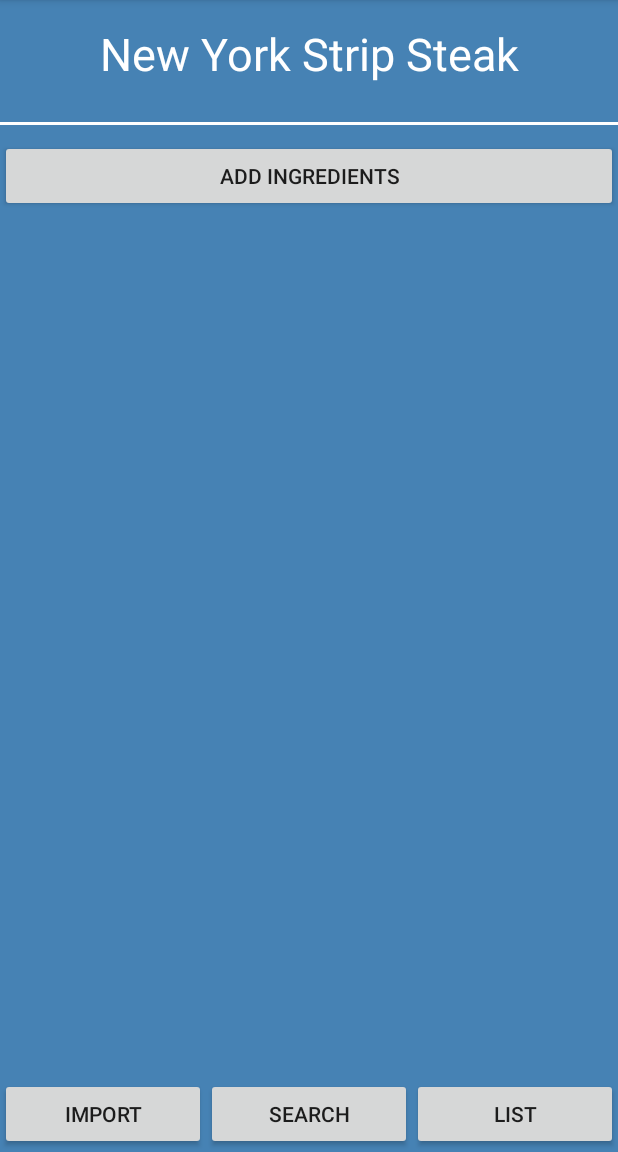
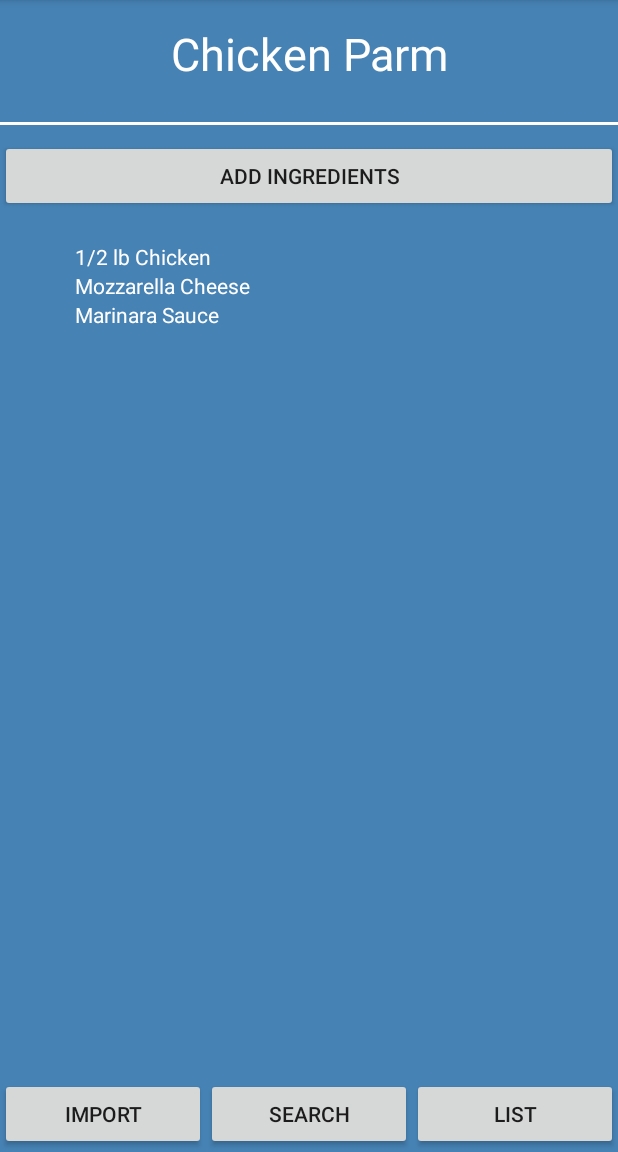
Before and after one commit to jthawkins96/QuickList, an Android app: the screen it shows after launch (Home), on a phone screen of 412 x 824 dp, the part 84-1236 px from its top. Run offline under Robolectric (Android 15) with nearby library versions, the phone set to English and light mode, and no system bars.

Commit message:
Add files via upload

```diff
--- a/app/src/main/java/com/example/johhawki/quicklist/DBHandler.java
+++ b/app/src/main/java/com/example/johhawki/quicklist/DBHandler.java
@@ -43,84 +43,25 @@ public class DBHandler extends SQLiteOpenHelper{
                 name2+" TEXT NOT NULL)";
         String CREATE_LIST_TABLE = "Create table "+Tname3+"("+IID+" INTEGER NOT NULL, "+
                 name2+" TEXT NOT NULL)";
+        String INSERT_RECIPE = "INSERT INTO "+Tname+" (username, ID, name, url) "+"VALUES('USER', 1,'Chicken Parm','www.chickenparm.com')";
+        String INSERT_ING1 = "INSERT INTO "+Tname2+" (RID, name) "+"VALUES(1,'1/2 lb Chicken')";
+        String INSERT_ING2 = "INSERT INTO "+Tname2+" (RID, name) "+"VALUES(1,'Mozzarella Cheese')";
+        String INSERT_ING3 = "INSERT INTO "+Tname2+" (RID, name) "+"VALUES(1,'Marinara Sauce')";
 
         db.execSQL(CREATE_INGREDIENTS_TABLE);
         db.execSQL(CREATE_RECIPES_TABLE);
         db.execSQL(CREATE_LIST_TABLE);
-
-        ContentValues vals = new ContentValues();
-        vals.put(User, "Jack");
-        vals.put(RID,1);
-        vals.put(name,"Chicken Noodle Soup");
-        vals.put(url,"www.chickensoup.com");
-
-        ContentValues vals2 = new ContentValues();
-        vals.put(User, "Jack");
-        vals.put(RID,2);
-        vals.put(name,"Chicken Parmesan");
-        vals.put(url,"www.chickenparm.com");
-
-        ContentValues vals3 = new ContentValues();
-        vals.put(User, "Jack");
-        vals.put(RID,3);
-        vals.put(name,"New York Strip Steak");
-        vals.put(url,"www.steak.com");
-
-        db.insert(Tname, null, vals);
-        db.insert(Tname,null,vals2);
-        db.insert(Tname,null,vals3);
-
-        ContentValues ivals = new ContentValues();
-        vals.put(RID2, 1);
-        vals.put(name2,"Chicken Broth");
-
-        ContentValues ivals2 = new ContentValues();
-        vals.put(RID2, 1);
-        vals.put(name2,"1/2 lb Chicken");
-
-        ContentValues ivals3 = new ContentValues();
-        vals.put(RID2, 1);
-        vals.put(name2,"Noodles");
-
-        ContentValues ivals4 = new ContentValues();
-        vals.put(RID2, 2);
-        vals.put(name2,"1lb Chicken");
-
-        ContentValues ivals5 = new ContentValues();
-        vals.put(RID2, 2);
-        vals.put(name2,"Parmesan Cheese");
-
-        ContentValues ivals6 = new ContentValues();
-        vals.put(RID2, 2);
-        vals.put(name2,"Marinara Sauce");
-
-        ContentValues ivals7 = new ContentValues();
-        vals.put(RID2, 3);
-        vals.put(name2,"1/2lb New York Strip");
-
-        ContentValues ivals8 = new ContentValues();
-        vals.put(RID2, 3);
-        vals.put(name2,"1tsp salt");
-
-        ContentValues ivals9 = new ContentValues();
-        vals.put(RID2, 3);
-        vals.put(name2,"1 tbsp olive oil");
-
-        db.insert(Tname2, null, ivals);
-        db.insert(Tname2, null, ivals2);
-        db.insert(Tname2, null, ivals3);
-        db.insert(Tname2, null, ivals4);
-        db.insert(Tname2, null, ivals5);
-        db.insert(Tname2, null, ivals6);
-        db.insert(Tname2, null, ivals7);
-        db.insert(Tname2, null, ivals8);
-        db.insert(Tname2, null, ivals9);
+        db.execSQL(INSERT_RECIPE);
+        db.execSQL(INSERT_ING1);
+        db.execSQL(INSERT_ING2);
+        db.execSQL(INSERT_ING3);
     }
 
     @Override
     public void onUpgrade(SQLiteDatabase db, int  oldV, int newV) {
         db.execSQL("DROP TABLE IF EXISTS "+Tname);
         db.execSQL("DROP TABLE IF EXISTS "+Tname2);
+        db.execSQL("DROP TABLE IF EXISTS "+Tname3);
 
         onCreate(db);
     }
@@ -245,25 +186,13 @@ public class DBHandler extends SQLiteOpenHelper{
     }
 
     //deletes the recipe with a certain name
-    public boolean deleteRecipe(String rname) {
+    public void deleteRecipe(String rname) {
         boolean result = false;
 
-        String query = "SELECT * FROM "+Tname+" WHERE "+name+"=\""+rname+"\"";
+        String query = "DELETE FROM "+Tname+" WHERE "+name+"=\""+rname+"\"";
 
         SQLiteDatabase db = this.getWritableDatabase();
-
-        Cursor cur = db.rawQuery(query,null);
-
-        if(cur.moveToFirst()){
-            int tmpID = cur.getInt(1);
-
-            db.delete(Tname,RID+"= ?",new String[]{String.valueOf(tmpID)});
-
-            cur.close();
-            result=true;
-        }
-        db.close();
-        return result;
+        db.execSQL(query);
     }
 
     //used to get the Recipe ID and used later in the scraping function
@@ -329,25 +258,13 @@ public class DBHandler extends SQLiteOpenHelper{
     }
 
     //deletes ingredient
-    public boolean deleteIngredient(String iname) {
+    public void deleteIngredient(String iname) {
         boolean result = false;
 
-        String query = "SELECT * FROM "+Tname2+" WHERE "+name2+"=\""+iname+"\"";
+        String query = "DELETE FROM "+Tname2+" WHERE "+name2+"=\""+iname+"\"";
 
         SQLiteDatabase db = this.getWritableDatabase();
-
-        Cursor cur = db.rawQuery(query,null);
-
-        if(cur.moveToFirst()){
-            int tmpID = cur.getInt(0);
-
-            db.delete(Tname2,IID+"= ?",new String[]{String.valueOf(tmpID)});
-
-            cur.close();
-            result=true;
-        }
-        db.close();
-        return result;
+        db.execSQL(query);
     }
 
     //adds an ingredient to the shopping list
--- a/app/src/main/java/com/example/johhawki/quicklist/MainActivity.java
+++ b/app/src/main/java/com/example/johhawki/quicklist/MainActivity.java
@@ -28,6 +28,7 @@ public class MainActivity extends AppCompatActivity {
             step=0;
         }
         else myData.getInt(kstep);
+
 
         //Getting all the ingredients and listing them
         DBHandler h = new DBHandler(this);
--- a/app/src/main/java/com/example/johhawki/quicklist/RecipesActivity.java
+++ b/app/src/main/java/com/example/johhawki/quicklist/RecipesActivity.java
@@ -3,6 +3,7 @@ package com.example.johhawki.quicklist;
 import android.Manifest;
 import android.content.Intent;
 import android.content.pm.PackageManager;
+import android.graphics.Color;
 import android.net.Uri;
 import android.support.v4.app.ActivityCompat;
 import android.support.v4.content.ContextCompat;
@@ -47,6 +48,7 @@ public class RecipesActivity extends AppCompatActivity {
             for (String i : ings) {
                 TextView tv=new TextView(this);
                 tv.setText(i);
+                tv.setTextColor(Color.parseColor("#FFFFFF"));
                 this.ilayout.addView(tv);
             }
         }
```
Also changed, not shown: app/src/main/java/com/example/johhawki/quicklist/Home.java (+22 -1 lines), app/src/main/java/com/example/johhawki/quicklist/ImportRecipe.java (+13 -16 lines).
